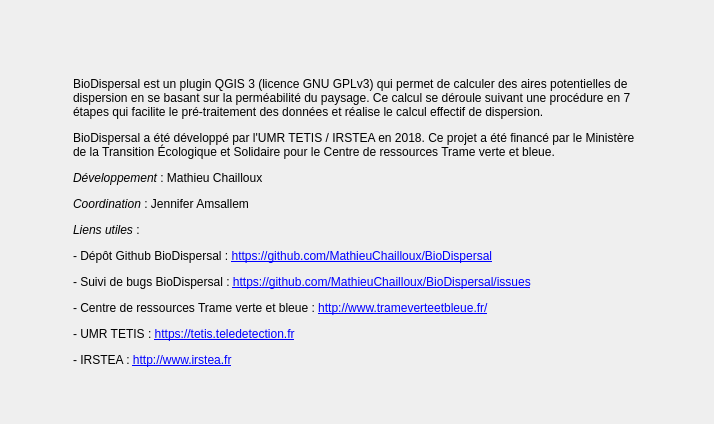
Qt form BioDispersalAbout_dialog_base.ui (MathieuChailloux/BioDispersal) before a commit.
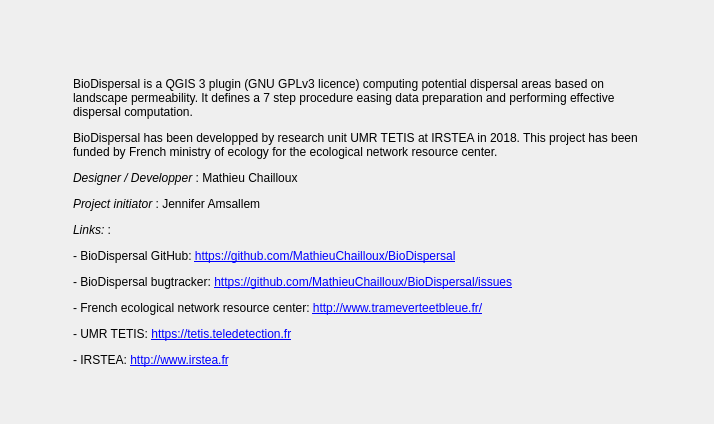
The same form after that commit. Icons and pictures are not drawn.

What changed in the file:
```diff
--- a/BioDispersalAbout_dialog_base.ui
+++ b/BioDispersalAbout_dialog_base.ui
@@ -129,7 +129,7 @@
       </sizepolicy>
      </property>
      <property name="text">
-      <string>&lt;html&gt;&lt;head/&gt;&lt;body&gt;&lt;p&gt;BioDispersal est un plugin QGIS 3 (licence GNU GPLv3) qui permet de calculer des aires potentielles de dispersion en se basant sur la perméabilité du paysage. Ce calcul se déroule suivant une procédure en 7 étapes qui facilite le pré-traitement des données et réalise le calcul effectif de dispersion. &lt;/p&gt;&lt;p&gt;BioDispersal a été développé par l'UMR TETIS / IRSTEA en 2018. Ce projet a été financé par le Ministère de la Transition Écologique et Solidaire pour le Centre de ressources Trame verte et bleue.&lt;/p&gt;&lt;p&gt;&lt;span style=&quot; font-style:italic;&quot;&gt;Développement &lt;/span&gt;: Mathieu Chailloux&lt;/p&gt;&lt;p&gt;&lt;span style=&quot; font-style:italic;&quot;&gt;Coordination&lt;/span&gt; : Jennifer Amsallem&lt;/p&gt;&lt;p&gt;&lt;span style=&quot; font-style:italic;&quot;&gt;Liens utiles&lt;/span&gt; :&lt;/p&gt;&lt;p&gt;- Dépôt Github BioDispersal : &lt;a href=&quot;https://github.com/MathieuChailloux/BioDispersal&quot;&gt;&lt;span style=&quot; text-decoration: underline; color:#0000ff;&quot;&gt;https://github.com/MathieuChailloux/BioDispersal&lt;/span&gt;&lt;/a&gt;&lt;/p&gt;&lt;p&gt;- Suivi de bugs BioDispersal : &lt;a href=&quot;https://github.com/MathieuChailloux/BioDispersal/issues&quot;&gt;&lt;span style=&quot; text-decoration: underline; color:#0000ff;&quot;&gt;https://github.com/MathieuChailloux/BioDispersal/issues&lt;/span&gt;&lt;/a&gt;&lt;/p&gt;&lt;p&gt;- Centre de ressources Trame verte et bleue : &lt;a href=&quot;http://www.trameverteetbleue.fr/&quot;&gt;&lt;span style=&quot; text-decoration: underline; color:#0000ff;&quot;&gt;http://www.trameverteetbleue.fr/&lt;/span&gt;&lt;/a&gt;&lt;/p&gt;&lt;p&gt;- UMR TETIS : &lt;a href=&quot;https://tetis.teledetection.fr&quot;&gt;&lt;span style=&quot; text-decoration: underline; color:#0000ff;&quot;&gt;https://tetis.teledetection.fr&lt;/span&gt;&lt;/a&gt;&lt;/p&gt;&lt;p&gt;- IRSTEA : &lt;a href=&quot;http://www.irstea.fr&quot;&gt;&lt;span style=&quot; text-decoration: underline; color:#0000ff;&quot;&gt;http://www.irstea.fr&lt;/span&gt;&lt;/a&gt;&lt;/p&gt;&lt;/body&gt;&lt;/html&gt;</string>
+      <string>&lt;html&gt;&lt;head/&gt;&lt;body&gt;&lt;p&gt;BioDispersal is a QGIS 3 plugin (GNU GPLv3 licence) computing potential dispersal areas based on landscape permeability. It defines a 7 step procedure easing data preparation and performing effective dispersal computation.&lt;/p&gt;&lt;p&gt;BioDispersal has been developped by research unit UMR TETIS at IRSTEA in 2018. This project has been funded by French ministry of ecology for the ecological network resource center.&lt;/p&gt;&lt;p&gt;&lt;span style=&quot; font-style:italic;&quot;&gt;Designer / Developper &lt;/span&gt;: Mathieu Chailloux&lt;/p&gt;&lt;p&gt;&lt;span style=&quot; font-style:italic;&quot;&gt;Project initiator&lt;/span&gt; : Jennifer Amsallem&lt;/p&gt;&lt;p&gt;&lt;span style=&quot; font-style:italic;&quot;&gt;Links:&lt;/span&gt; :&lt;/p&gt;&lt;p&gt;- BioDispersal GitHub: &lt;a href=&quot;https://github.com/MathieuChailloux/BioDispersal&quot;&gt;&lt;span style=&quot; text-decoration: underline; color:#0000ff;&quot;&gt;https://github.com/MathieuChailloux/BioDispersal&lt;/span&gt;&lt;/a&gt;&lt;/p&gt;&lt;p&gt;- BioDispersal bugtracker: &lt;a href=&quot;https://github.com/MathieuChailloux/BioDispersal/issues&quot;&gt;&lt;span style=&quot; text-decoration: underline; color:#0000ff;&quot;&gt;https://github.com/MathieuChailloux/BioDispersal/issues&lt;/span&gt;&lt;/a&gt;&lt;/p&gt;&lt;p&gt;- French ecological network resource center: &lt;a href=&quot;http://www.trameverteetbleue.fr/&quot;&gt;&lt;span style=&quot; text-decoration: underline; color:#0000ff;&quot;&gt;http://www.trameverteetbleue.fr/&lt;/span&gt;&lt;/a&gt;&lt;/p&gt;&lt;p&gt;- UMR TETIS: &lt;a href=&quot;https://tetis.teledetection.fr&quot;&gt;&lt;span style=&quot; text-decoration: underline; color:#0000ff;&quot;&gt;https://tetis.teledetection.fr&lt;/span&gt;&lt;/a&gt;&lt;/p&gt;&lt;p&gt;- IRSTEA: &lt;a href=&quot;http://www.irstea.fr&quot;&gt;&lt;span style=&quot; text-decoration: underline; color:#0000ff;&quot;&gt;http://www.irstea.fr&lt;/span&gt;&lt;/a&gt;&lt;/p&gt;&lt;/body&gt;&lt;/html&gt;</string>
      </property>
      <property name="wordWrap">
       <bool>true</bool>
```
